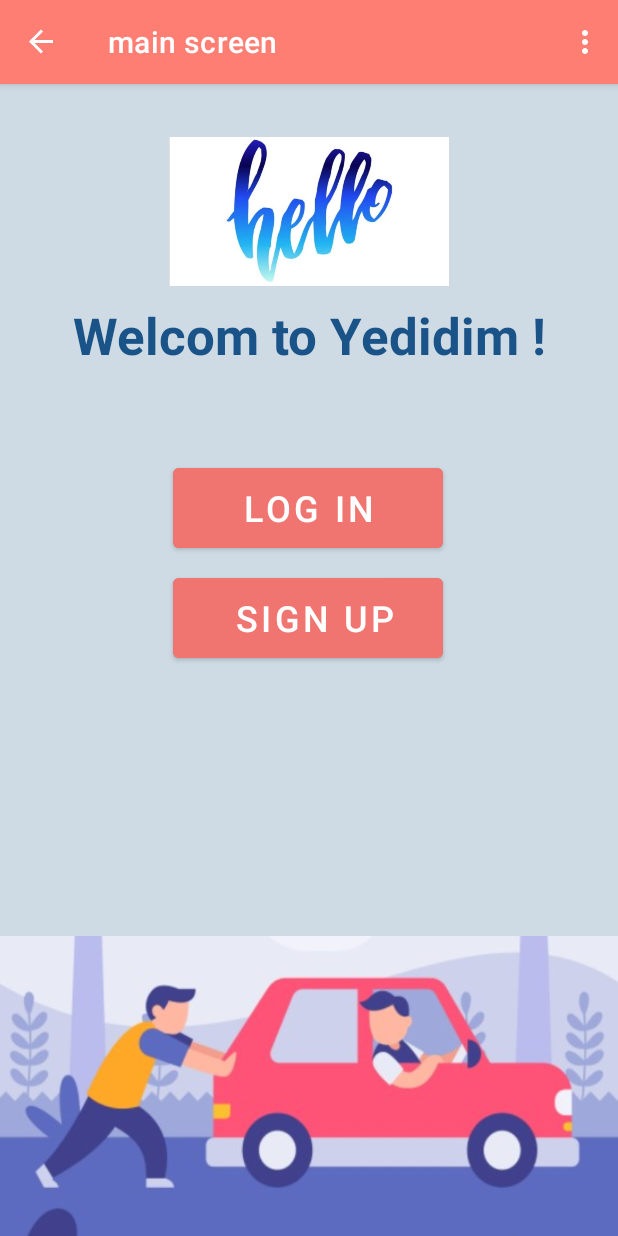
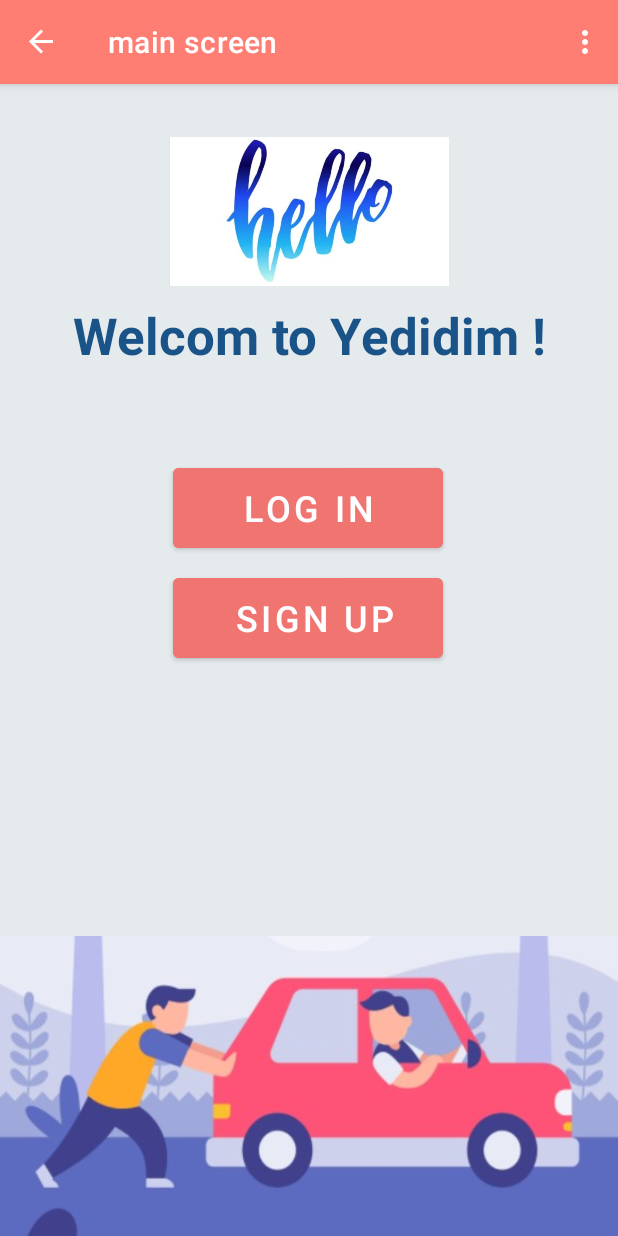
Before and after one commit to yardenho/Yedidim, an Android app: the screen it shows after launch (MainActivity), on a phone screen of 412 x 824 dp. Run offline under Robolectric (Android 15) with nearby library versions, the phone set to English and light mode, and no system bars; our stand-ins replace Firebase (no records; nobody signed in at launch, a user with empty details on screens opened directly), Room's generated code, navigation-ui.

Commit message:
visual changes main screen

```diff
--- a/app/src/main/res/layout/fragment_main_screen.xml
+++ b/app/src/main/res/layout/fragment_main_screen.xml
@@ -4,7 +4,7 @@
     xmlns:tools="http://schemas.android.com/tools"
     android:layout_width="match_parent"
     android:layout_height="match_parent"
-    android:background="#CEDBE4"
+    android:background="#E5EAED"
     tools:context=".mainScreenFragment">
 
     <ImageView
```
